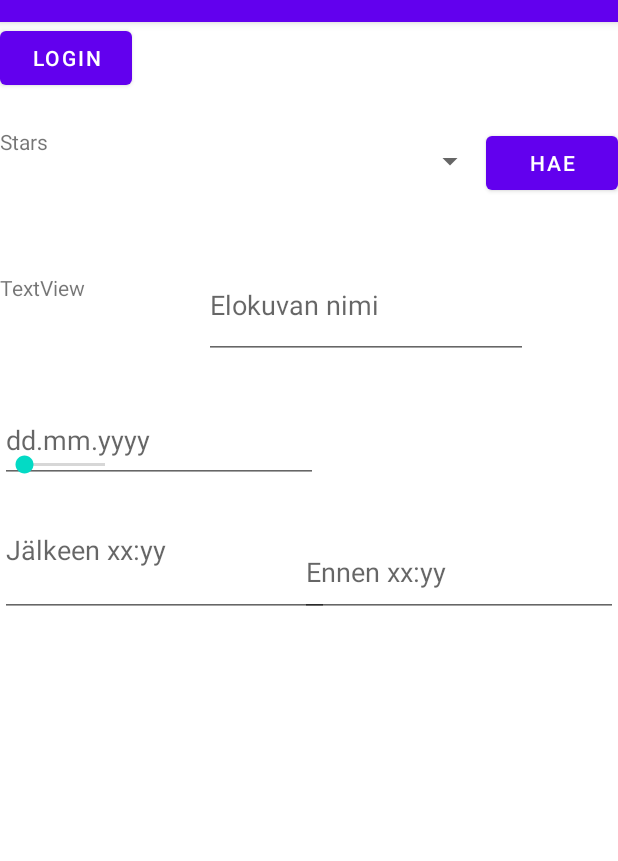
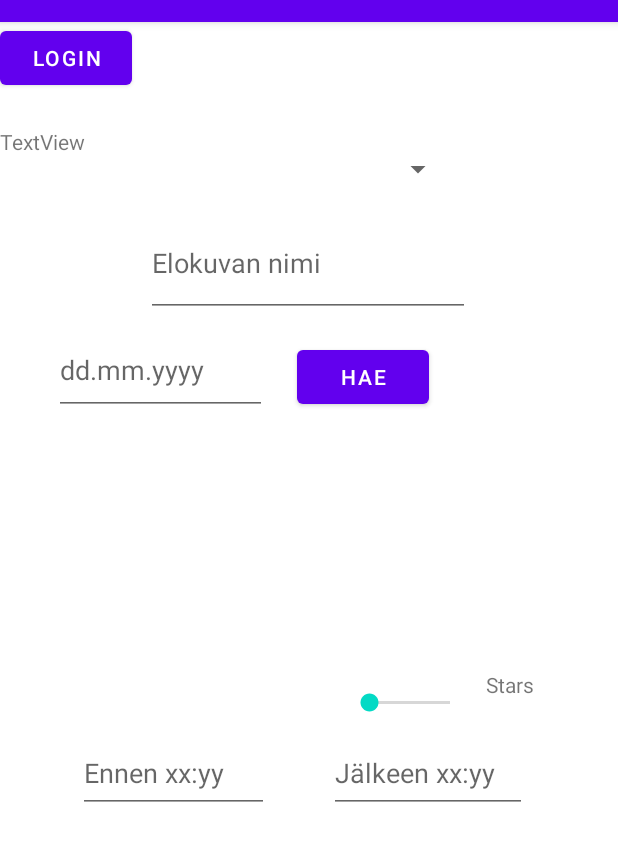
Before and after one commit to DeveloperLauri/FinnkinoApp, an Android app: the screen it shows after launch (MainActivity), after a tap on "LOGIN", on a phone screen of 412 x 824 dp, the part 62-923 px from its top. Run offline under Robolectric (Android 15) with nearby library versions, the phone set to English and light mode, and no system bars.

Commit message:
UI enhanced.

```diff
--- a/app/src/main/AndroidManifest.xml
+++ b/app/src/main/AndroidManifest.xml
@@ -2,6 +2,8 @@
 <manifest xmlns:android="http://schemas.android.com/apk/res/android"
     package="com.oliot5.finnkino">
     <uses-permission android:name="android.permission.INTERNET" />
+    <uses-permission android:name="android.permission.WRITE_EXTERNAL_STORAGE" />
+    <uses-permission android:name="android.permission.READ_EXTERNAL_STORAGE" />
 
     <application
         android:allowBackup="true"
@@ -10,6 +12,7 @@
         android:roundIcon="@mipmap/ic_launcher_round"
         android:supportsRtl="true"
         android:usesCleartextTraffic="true"
+        android:preserveLegacyExternalStorage="true"
         android:theme="@style/Theme.Finnkino">
 
         <activity
--- a/app/src/main/java/com/oliot5/finnkino/Entry.java
+++ b/app/src/main/java/com/oliot5/finnkino/Entry.java
@@ -6,17 +6,22 @@ public class Entry {
     private Date date;
     Stars st;
     int amountOfStars;
+    String movieName;
 
     Entry(){
 
     }
 
-    Entry(int stars){
+    Entry(int stars, String movie){
         st = new Stars(stars);
+        movieName = movie;
     }
 
     public int getAmountOfStars(){
         amountOfStars = st.getAmountOfStars();
         return amountOfStars;
     }
+    public String getMovieName(){
+        return movieName;
+    }
 }
--- a/app/src/main/java/com/oliot5/finnkino/Fragment_Main.java
+++ b/app/src/main/java/com/oliot5/finnkino/Fragment_Main.java
@@ -21,6 +21,8 @@ import androidx.annotation.Nullable;
 import androidx.annotation.RequiresApi;
 import androidx.fragment.app.Fragment;
 
+import java.io.IOException;
+import java.io.InputStream;
 import java.util.ArrayList;
 
 public class Fragment_Main extends Fragment {
@@ -127,7 +129,12 @@ public class Fragment_Main extends Fragment {
             public void onItemClick(AdapterView<?> adapterView, View view, int position, long l) {
                 int index = position;
                 movieName = tmp.get(index);
-                pLuokka.saveEntries(movieName, comment, howManyStars);
+
+
+
+                pLuokka.saveEntries(movieName, howManyStars);
+
+
             }
         });
 
--- a/app/src/main/java/com/oliot5/finnkino/MainActivity.java
+++ b/app/src/main/java/com/oliot5/finnkino/MainActivity.java
@@ -10,6 +10,9 @@ import android.os.StrictMode;
 import android.view.View;
 import android.widget.AdapterView;
 import android.widget.Button;
+
+import java.io.IOException;
+import java.io.InputStream;
 
 
 public class MainActivity extends AppCompatActivity {
--- a/app/src/main/java/com/oliot5/finnkino/MovieManager.java
+++ b/app/src/main/java/com/oliot5/finnkino/MovieManager.java
@@ -156,9 +156,9 @@ public class MovieManager {
         return lista2;
     }
 
-    public void saveEntries(String movie, String comment, int stars){
+    public void saveEntries(String movie, int stars){
         System.out.println("Ollaan saveEntries metodissa ja entry on: " + movie + " ja tähdet: " + stars);
-        entry = new Entry(stars);
+        entry = new Entry(stars, movie);
         System.out.println("Testaan tähtien tulostamista "+entry.getAmountOfStars());
     }
 
--- a/app/src/main/res/layout/fr_headwindow.xml
+++ b/app/src/main/res/layout/fr_headwindow.xml
@@ -8,105 +8,119 @@
 
     <androidx.constraintlayout.widget.ConstraintLayout
         android:id="@+id/frameLayout2"
-        android:layout_width="wrap_content"
-
-        android:layout_height="wrap_content">
+        android:layout_width="match_parent"
+        android:layout_height="match_parent">
 
         <Spinner
             android:id="@+id/spinner"
             android:layout_width="193dp"
             android:layout_height="45dp"
+            android:layout_marginTop="5dp"
             android:contentDescription="@string/app_name"
-            app:layout_constraintEnd_toStartOf="@+id/button"
+            app:layout_constraintEnd_toEndOf="parent"
+            app:layout_constraintStart_toStartOf="parent"
             app:layout_constraintTop_toTopOf="parent" />
 
         <EditText
             android:id="@+id/editTextDate"
-            android:layout_width="212dp"
-            android:layout_height="57dp"
+            android:layout_width="142dp"
+            android:layout_height="60dp"
+            android:layout_marginStart="36dp"
+            android:layout_marginTop="5dp"
             android:ems="10"
             android:hint="dd.mm.yyyy"
             android:inputType="date"
-            app:layout_constraintBottom_toTopOf="@+id/editTextTime2"
-            app:layout_constraintStart_toStartOf="parent" />
+            app:layout_constraintStart_toStartOf="parent"
+            app:layout_constraintTop_toBottomOf="@+id/editTextMovie" />
 
         <EditText
             android:id="@+id/editTextTime"
-            android:layout_width="212dp"
-            android:layout_height="60dp"
-            android:layout_marginTop="112dp"
+            android:layout_width="127dp"
+            android:layout_height="53dp"
+            android:layout_marginStart="52dp"
+            android:layout_marginTop="212dp"
             android:ems="10"
             android:hint="Ennen xx:yy"
             android:inputType="time"
-            app:layout_constraintBottom_toBottomOf="parent"
-            app:layout_constraintEnd_toEndOf="parent"
-            app:layout_constraintHorizontal_bias="1.0"
             app:layout_constraintStart_toStartOf="parent"
-            app:layout_constraintTop_toBottomOf="@+id/editTextMovie"
-            app:layout_constraintVertical_bias="0.0" />
+            app:layout_constraintTop_toBottomOf="@+id/editTextDate" />
 
         <EditText
             android:id="@+id/editTextMovie"
             android:layout_width="216dp"
             android:layout_height="72dp"
-            android:layout_marginEnd="60dp"
+            android:layout_marginTop="4dp"
             android:ems="10"
             android:hint="Elokuvan nimi"
             android:inputType="textPersonName"
-            app:layout_constraintBottom_toTopOf="@+id/editTextDate"
             app:layout_constraintEnd_toEndOf="parent"
-            app:layout_constraintTop_toBottomOf="@+id/spinner"
-            app:layout_constraintVertical_bias="0.596" />
+            app:layout_constraintHorizontal_bias="0.497"
+            app:layout_constraintStart_toStartOf="parent"
+            app:layout_constraintTop_toBottomOf="@+id/spinner" />
 
         <ListView
             android:id="@+id/listView"
-            android:layout_width="wrap_content"
-            android:layout_height="wrap_content"
-            app:layout_constraintBottom_toBottomOf="parent"
+            android:layout_width="350dp"
+            android:layout_height="122dp"
+            android:layout_marginTop="20dp"
+            app:layout_constraintBottom_toTopOf="@+id/textViewStars"
+            app:layout_constraintEnd_toEndOf="parent"
+            app:layout_constraintHorizontal_bias="0.5"
             app:layout_constraintStart_toStartOf="parent"
-            app:layout_constraintTop_toBottomOf="@+id/editTextTime" />
+            app:layout_constraintTop_toBottomOf="@+id/editTextDate"
+            app:layout_constraintVertical_bias="0.0" />
 
         <TextView
             android:id="@+id/textView"
             android:layout_width="wrap_content"
             android:layout_height="wrap_content"
             android:text="TextView"
-            app:layout_constraintBottom_toTopOf="@+id/seekBar"
             app:layout_constraintStart_toStartOf="parent"
             app:layout_constraintTop_toTopOf="parent" />
 
         <EditText
             android:id="@+id/editTextTime2"
-            android:layout_width="219dp"
-            android:layout_height="89dp"
+            android:layout_width="132dp"
+            android:layout_height="53dp"
+            android:layout_marginStart="40dp"
+            android:layout_marginTop="212dp"
             android:ems="10"
             android:hint="Jälkeen xx:yy"
             android:inputType="time"
-            app:layout_constraintBottom_toBottomOf="parent"
-            app:layout_constraintStart_toStartOf="parent" />
+            app:layout_constraintStart_toEndOf="@+id/editTextTime"
+            app:layout_constraintTop_toBottomOf="@+id/editTextDate" />
 
         <Button
             android:id="@+id/button"
             android:layout_width="wrap_content"
             android:layout_height="wrap_content"
+            android:layout_marginStart="20dp"
+
+            android:layout_marginTop="16dp"
             android:text="Hae"
-            app:layout_constraintEnd_toEndOf="parent"
-            app:layout_constraintTop_toTopOf="parent" />
+            app:layout_constraintStart_toEndOf="@+id/editTextDate"
+            app:layout_constraintTop_toBottomOf="@+id/editTextMovie" />
 
         <SeekBar
             android:id="@+id/seekBar"
             android:layout_width="86dp"
             android:layout_height="24dp"
+            android:layout_marginEnd="96dp"
+            android:layout_marginBottom="8dp"
             app:layout_constraintBottom_toTopOf="@+id/editTextTime2"
-            app:layout_constraintStart_toStartOf="parent" />
+            app:layout_constraintEnd_toEndOf="parent" />
 
         <TextView
             android:id="@+id/textViewStars"
             android:layout_width="72dp"
             android:layout_height="34dp"
+            android:layout_marginEnd="16dp"
+            android:layout_marginBottom="8dp"
             android:text="Stars"
-            app:layout_constraintStart_toStartOf="parent"
-            app:layout_constraintTop_toTopOf="parent" />
+            app:layout_constraintBottom_toTopOf="@+id/editTextTime2"
+            app:layout_constraintEnd_toEndOf="parent"
+            app:layout_constraintHorizontal_bias="1.0"
+            app:layout_constraintStart_toEndOf="@+id/seekBar" />
 
     </androidx.constraintlayout.widget.ConstraintLayout>
 
```
Also changed, not shown: app/src/main/assets/data.xml (added), 1 other file.
